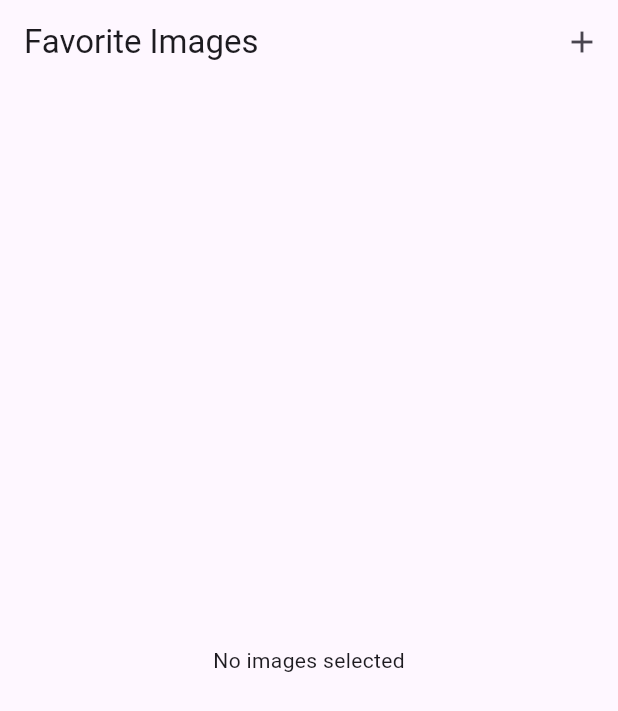
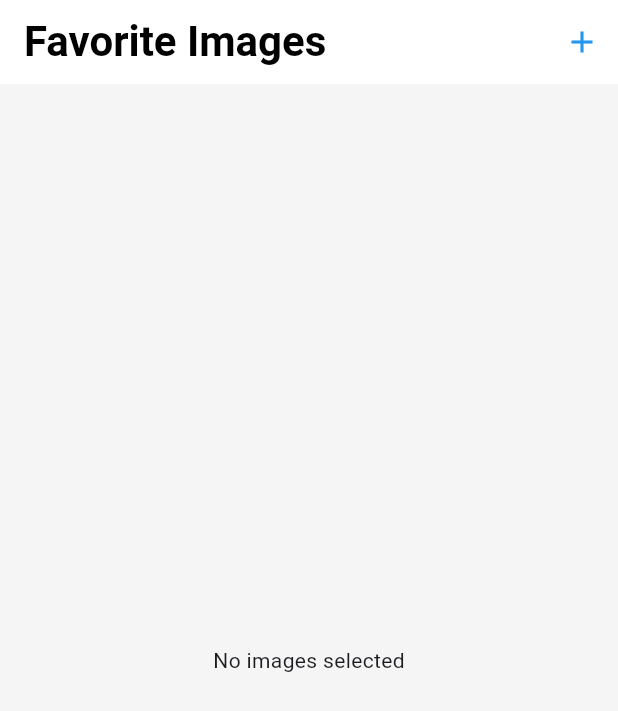
Before and after one commit to mavka1207/favorite-images, a Flutter app: the screen it shows after launch, on a phone screen of 412 x 824 dp. Shown: the top 711 px of the screen. Run offline on Flutter 3.47's test engine with Material 3 defaults, Android fonts, the phone set to English and light mode, and no system bars; our stand-ins replace image_picker.

Commit message:
feat: improve gallery UI and UX
- add image select button in AppBar
- implement iPhone-style grid layout
- add Hero animation
- improve empty state design
- enhance visual appearance and smooth animations

```diff
--- a/lib/gallery_screen.dart
+++ b/lib/gallery_screen.dart
@@ -6,6 +6,8 @@ import 'package:image_picker/image_picker.dart';
 import 'image_view_screen.dart';
 
 class GalleryScreen extends StatefulWidget {
+  const GalleryScreen({super.key});
+
   @override
   State<GalleryScreen> createState() => _GalleryScreenState();
 }
@@ -56,44 +58,73 @@ class _GalleryScreenState extends State<GalleryScreen> {
     );
   }
 
+  void deleteImage(int index) {
+    setState(() {
+      images.removeAt(index);
+    });
+  }
+
   @override
   Widget build(BuildContext context) {
     return Scaffold(
+      backgroundColor: Colors.grey[100],
       appBar: AppBar(
-        title: Text("Favorite Images"),
+        title: const Text(
+          "Favorite Images",
+          style: TextStyle(
+            fontSize: 28,
+            fontWeight: FontWeight.bold,
+            color: Colors.black,
+          ),
+        ),
+        backgroundColor: Colors.white,
+        elevation: 0,
         actions: [
           IconButton(
-            icon: Icon(Icons.add),
+            icon: const Icon(Icons.add, color: Colors.blue),
             onPressed: showOptions,
           ),
         ],
       ),
       body: images.isEmpty
-          ? Center(
-              child: Text("No images selected"),
-            )
+          ? const Center(child: Text("No images selected"))
           : GridView.builder(
-              gridDelegate: SliverGridDelegateWithFixedCrossAxisCount(
+              padding: const EdgeInsets.symmetric(horizontal: 12, vertical: 8),
+              gridDelegate: const SliverGridDelegateWithFixedCrossAxisCount(
                 crossAxisCount: 3,
+                crossAxisSpacing: 4,
+                mainAxisSpacing: 4,
               ),
               itemCount: images.length,
               itemBuilder: (context, index) {
-                return GestureDetector(
+                final image = images[index];
+                return Dismissible(
+                  key: ValueKey(image.path),
+                  direction: DismissDirection.up,
+                  onDismissed: (_) {
+                    deleteImage(index);
+                  },
+                  child: GestureDetector(
                     onTap: () {
                       Navigator.push(
                         context,
                         MaterialPageRoute(
-                        builder: (_) => ImageViewScreen(
-                          image: images[index],
-                        ),
+                          builder: (_) => ImageViewScreen(image: image),
                         ),
                       );
                     },
+                    onLongPress: () {
+                      deleteImage(index);
+                    },
                     child: Hero(
-                    tag: index,
-                    child: Image.file(
-                      images[index],
-                      fit: BoxFit.cover,
+                      tag: image.path,
+                      child: ClipRRect(
+                        borderRadius: BorderRadius.circular(8),
+                        child: AnimatedContainer(
+                          duration: const Duration(milliseconds: 300),
+                          child: Image.file(image, fit: BoxFit.cover),
+                        ),
+                      ),
                     ),
                   ),
                 );
--- a/lib/main.dart
+++ b/lib/main.dart
@@ -12,6 +12,13 @@ class MyApp extends StatelessWidget {
   Widget build(BuildContext context) {
     return MaterialApp(
       debugShowCheckedModeBanner: false,
+      theme: ThemeData(
+        scaffoldBackgroundColor: Colors.grey[100],
+        appBarTheme: const AppBarTheme(
+          backgroundColor: Colors.white,
+          elevation: 0,
+        ),
+      ),
       home: GalleryScreen(),
     );
   }
```
Also changed, not shown: lib/image_view_screen.dart (+3 -6 lines). Lines whose indentation alone changed are shown as unchanged.
